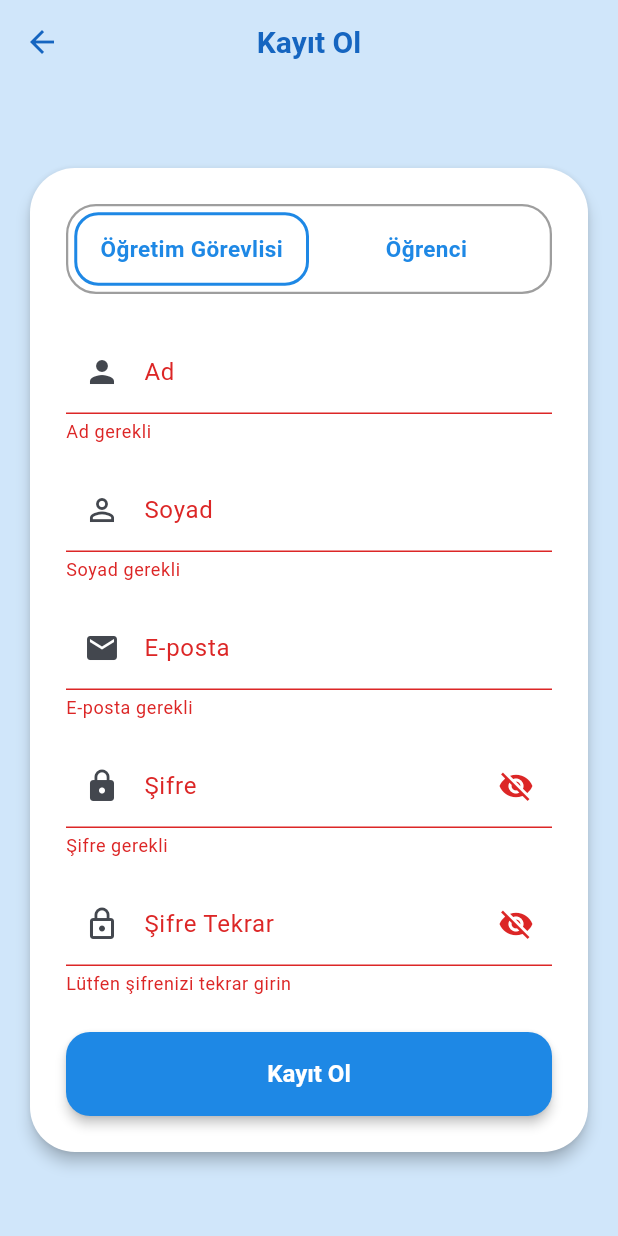
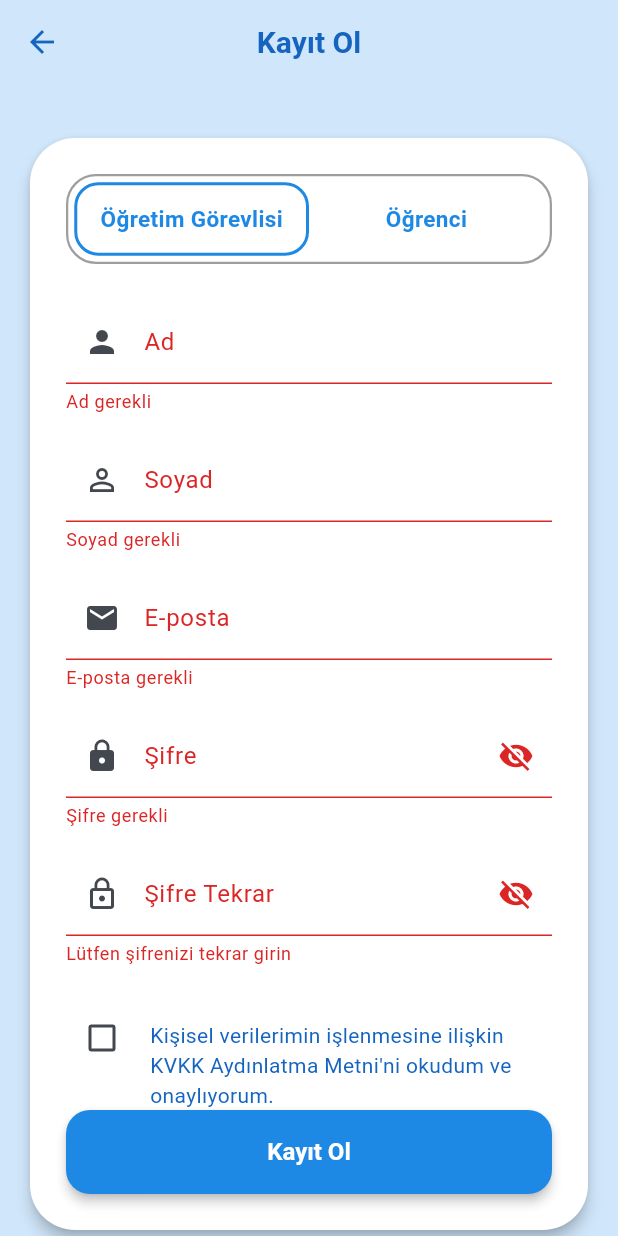
Before and after one commit to dgnmirac9/Attendance_Management_System_VTYS, a Flutter app: the RegisterScreen screen opened directly, after a tap on "Kayıt Ol", on a phone screen of 412 x 824 dp. Run offline on Flutter 3.47's test engine with Material 3 defaults, Android fonts, the phone set to English and light mode, and no system bars; our stand-ins replace camera, cloud_firestore, file_picker, firebase_auth, firebase_core, firebase_storage and 3 more; missing offline and left inert: google_mlkit_face_detection, mobile_scanner; accounts and stored records are empty.

Commit message:
Add KVKK consent to register screen

```diff
--- a/mobile/lib/features/auth/screens/register_screen.dart
+++ b/mobile/lib/features/auth/screens/register_screen.dart
@@ -27,7 +27,7 @@ class _RegisterScreenState extends ConsumerState<RegisterScreen> {
   bool _isStudent = false;
   bool _obscurePassword = true;
   bool _obscureConfirmPassword = true;
-
+  bool _kvkkApproved = false; // KVKK onay durumu
   // Face Data (Placeholder)
   // List<List<double>> _faceEmbeddings = [];
 
@@ -60,6 +60,12 @@ class _RegisterScreenState extends ConsumerState<RegisterScreen> {
   // --- REGISTER FUNCTION ---
   void _handleRegister() async {
     if (_formKey.currentState!.validate()) {
+     if (!_kvkkApproved) {//---Kullanıcı onay kutusunu işaretlemeden "Kayıt Ol" düğmesine basarsa, kayıt işlemini durdurmalıyız.
+                if (mounted) {
+                  SnackbarUtils.showError(context, 'Kayıt olmak için KVKK metnini onaylamanız gerekmektedir.');
+                }
+                return; // Onay yoksa işlemi durdur
+              }
       try {
         await ref.read(authControllerProvider.notifier).signUp(
           email: _emailController.text.trim(),
@@ -261,7 +267,33 @@ class _RegisterScreenState extends ConsumerState<RegisterScreen> {
                       ],
 
                       const SizedBox(height: 24),
-
+                                            // --- KVKK ONAY KUTUSU ---
+                                                                  Row(
+                                                                    crossAxisAlignment: CrossAxisAlignment.start,
+                                                                    children: [
+                                                                      Checkbox(
+                                                                        value: _kvkkApproved,
+                                                                        onChanged: (bool? newValue) {
+                                                                          setState(() {
+                                                                            _kvkkApproved = newValue ?? false;
+                                                                          });
+                                                                        },
+                                                                      ),
+                                                                      const SizedBox(width: 8),
+                                                                      Expanded(
+                                                                        child: Padding(
+                                                                          padding: const EdgeInsets.only(top: 12.0),
+                                                                          child: GestureDetector(
+                                                                            onTap: () => setState(() => _kvkkApproved = !_kvkkApproved),
+                                                                            child: const Text(
+                                                                              'Kişisel verilerimin işlenmesine ilişkin KVKK Aydınlatma Metni\'ni okudum ve onaylıyorum.',
+                                                                              style: TextStyle(fontSize: 14),
+                                                                            ),
+                                                                          ),
+                                                                        ),
+                                                                      ),
+                                                                    ],
+                                                                  ),
                       // KAYIT OL BUTONU
                       ElevatedButton(
                         onPressed: isLoading ? null : _handleRegister,
```
